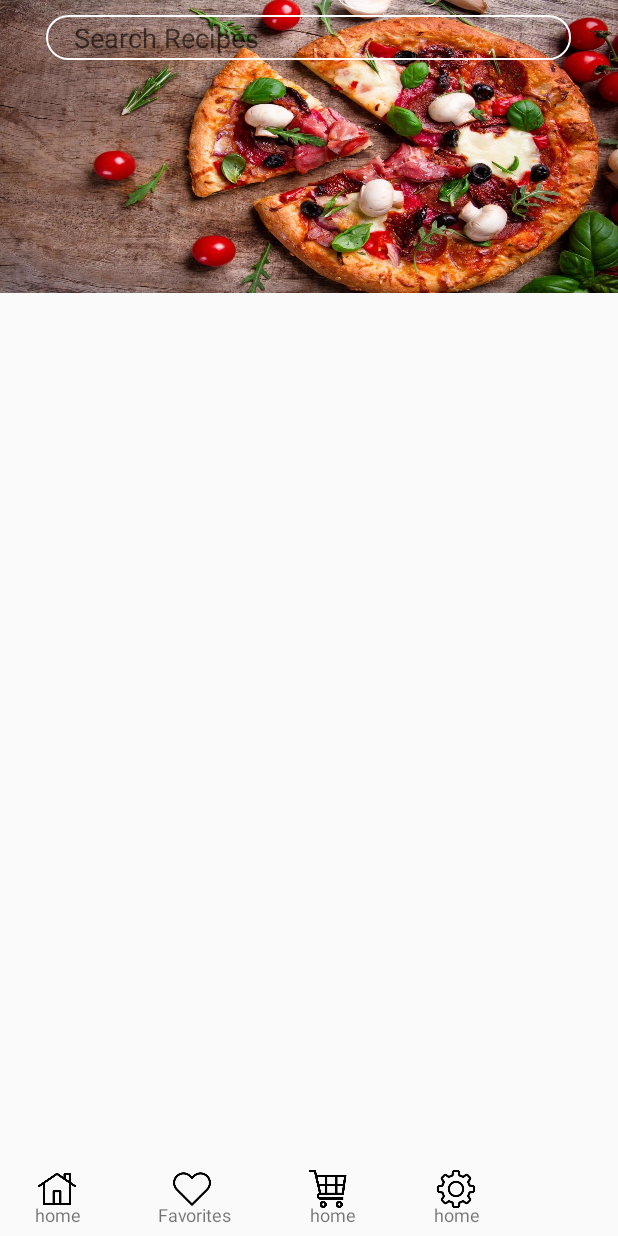
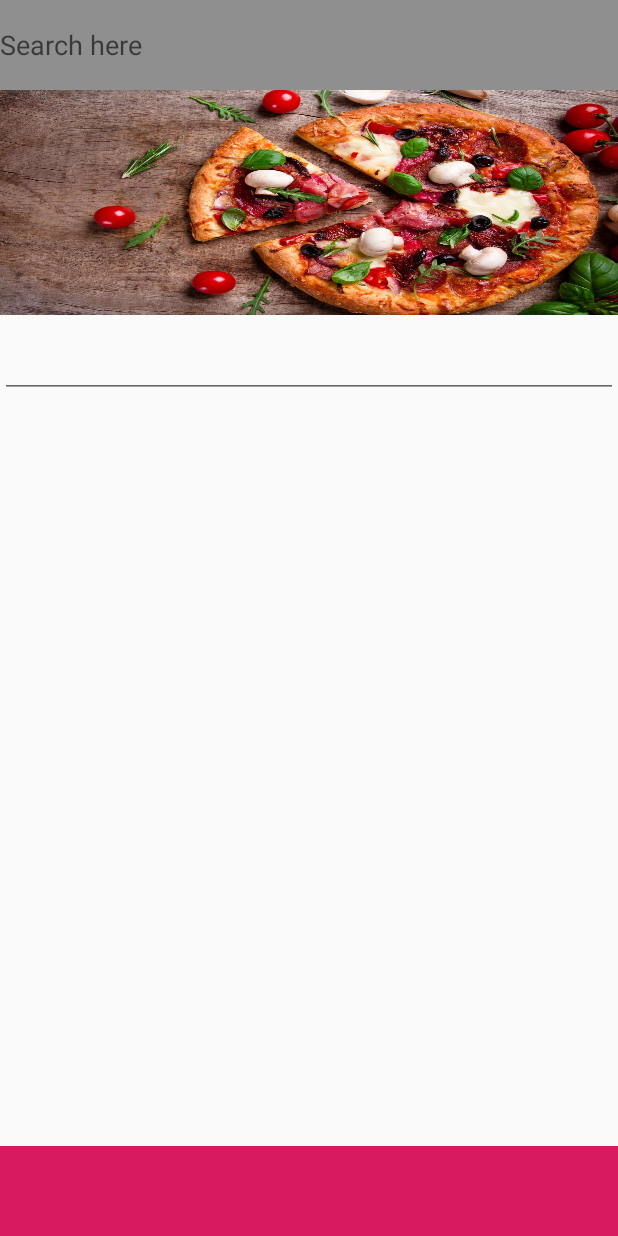
Before and after one commit to JavaCoffeeBean/Munchiez, an Android app: the screen it shows after launch (MainActivity), on a phone screen of 412 x 824 dp. Run offline under Robolectric (Android 15) with nearby library versions, the phone set to English and light mode, and no system bars.

Commit message:
added a new layout to test scrolling of the home image along with recyclerview

```diff
--- a/app/src/main/java/com/example/android/munchiez/MainActivity.java
+++ b/app/src/main/java/com/example/android/munchiez/MainActivity.java
@@ -10,6 +10,6 @@ public class MainActivity extends AppCompatActivity {
     @Override
     protected void onCreate(Bundle savedInstanceState) {
         super.onCreate(savedInstanceState);
-        setContentView(R.layout.home_page);
+        setContentView(R.layout.scroll_test);
     }
 }
--- a/app/src/main/res/layout/home_page.xml
+++ b/app/src/main/res/layout/home_page.xml
@@ -27,7 +27,8 @@
             android:layout_height="25dp"
             android:background="@drawable/home_icon"
             android:layout_marginTop="6dp"
-            android:layout_marginLeft="5dp"/>
+            android:layout_marginLeft="5dp"
+            android:backgroundTint="@color/grey"/>
 
             <TextView
                 android:layout_width="match_parent"
@@ -35,7 +36,8 @@
                 android:text="home"
                 android:layout_marginTop="27dp"
                 android:layout_marginLeft="3dp"
-                android:textSize="12sp" />
+                android:textSize="12sp"
+                android:textColor="@color/grey"/>
 
         </RelativeLayout>
 
@@ -52,14 +54,16 @@
                 android:layout_height="25dp"
                 android:background="@drawable/heart_icon"
                 android:layout_marginTop="6dp"
-                android:layout_marginLeft="10dp"/>
+                android:layout_marginLeft="10dp"
+                android:backgroundTint="@color/grey"/>
 
             <TextView
                 android:layout_width="wrap_content"
                 android:layout_height="15dp"
                 android:text="Favorites"
                 android:layout_marginTop="27dp"
-                android:textSize="12sp"/>
+                android:textSize="12sp"
+                android:textColor="@color/grey"/>
 
         </RelativeLayout>
 
@@ -76,15 +80,17 @@
                 android:layout_height="25dp"
                 android:background="@drawable/cart_icon"
                 android:layout_marginTop="6dp"
-                android:layout_marginLeft="5dp"/>
+                android:layout_marginLeft="5dp"
+                android:backgroundTint="@color/grey"/>
 
             <TextView
                 android:layout_width="match_parent"
                 android:layout_height="15dp"
+                android:layout_marginLeft="6dp"
+                android:layout_marginTop="27dp"
                 android:text="home"
-                android:layout_marginTop="27dp"
-                android:layout_marginLeft="6dp"
-                android:textSize="12sp"/>
+                android:textColor="@color/grey"
+                android:textSize="12sp" />
 
 
 
@@ -103,7 +109,9 @@
                 android:layout_height="25dp"
                 android:background="@drawable/options_icon"
                 android:layout_marginTop="6dp"
-                android:layout_marginLeft="5dp"/>
+                android:layout_marginLeft="5dp"
+                android:layout_marginRight="2dp"
+                android:backgroundTint="@color/grey"/>
 
             <TextView
                 android:layout_width="match_parent"
@@ -111,7 +119,8 @@
                 android:text="home"
                 android:layout_marginTop="27dp"
                 android:layout_marginLeft="3dp"
-                android:textSize="12sp"/>
+                android:textSize="12sp"
+                android:textColor="@color/grey"/>
 
         </RelativeLayout>
 
@@ -124,7 +133,7 @@
 
     <ImageView
         android:layout_width="match_parent"
-        android:layout_height="195dp"
+        android:layout_height="256dp"
         android:background="@drawable/hero_image"/>
 
 
--- /dev/null
+++ b/app/src/main/res/layout/scroll_test.xml
@@ -0,0 +1,49 @@
+<?xml version="1.0" encoding="utf-8"?>
+<RelativeLayout xmlns:android="http://schemas.android.com/apk/res/android"
+    android:orientation="vertical" android:layout_width="match_parent"
+    android:layout_height="match_parent">
+
+    <EditText
+        android:id="@+id/searchh"
+        android:layout_width="match_parent"
+        android:layout_height="60dp"
+        android:hint="Search here"
+        android:background="@color/grey">
+    </EditText>
+
+    <ScrollView
+        android:layout_width="wrap_content"
+        android:layout_height="wrap_content">
+
+    <RelativeLayout
+        android:layout_width="wrap_content"
+        android:layout_height="wrap_content">
+
+    <ImageView
+        android:id="@+id/pic"
+        android:layout_width="match_parent"
+        android:layout_height="150dp"
+        android:layout_marginTop="60dp"
+        android:background="@drawable/hero_image">
+    </ImageView>
+
+
+    <EditText
+        android:layout_width="match_parent"
+        android:layout_height="wrap_content"
+        android:layout_alignTop="@id/pic"
+        android:layout_marginTop="160dp"/>
+
+    </RelativeLayout>
+
+    </ScrollView>
+
+
+    <RelativeLayout
+        android:layout_width="match_parent"
+        android:layout_height="60dp"
+        android:layout_alignParentBottom="true"
+        android:background="@color/colorAccent">
+    </RelativeLayout>
+
+</RelativeLayout>
--- a/app/src/main/res/values/colors.xml
+++ b/app/src/main/res/values/colors.xml
@@ -4,4 +4,5 @@
     <color name="colorPrimaryDark">#E48A00</color>
     <color name="colorAccent">#D81B60</color>
     <color name="white">#FFFFFF</color>
+    <color name="grey">#8F8F8F</color>
 </resources>
```
